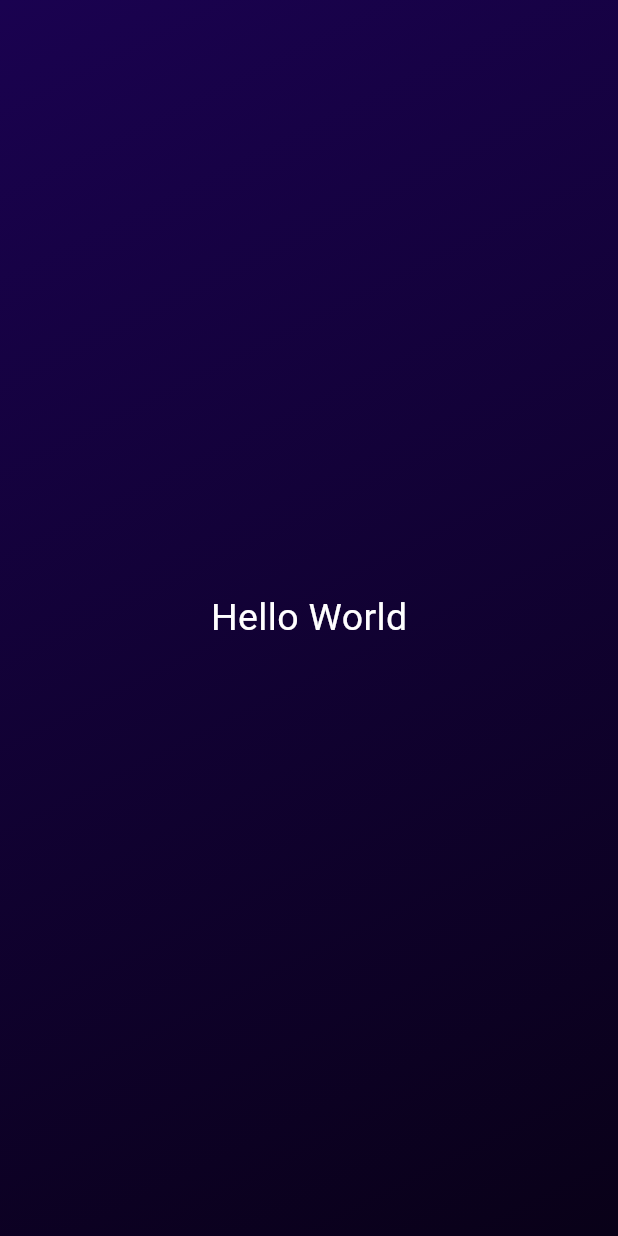
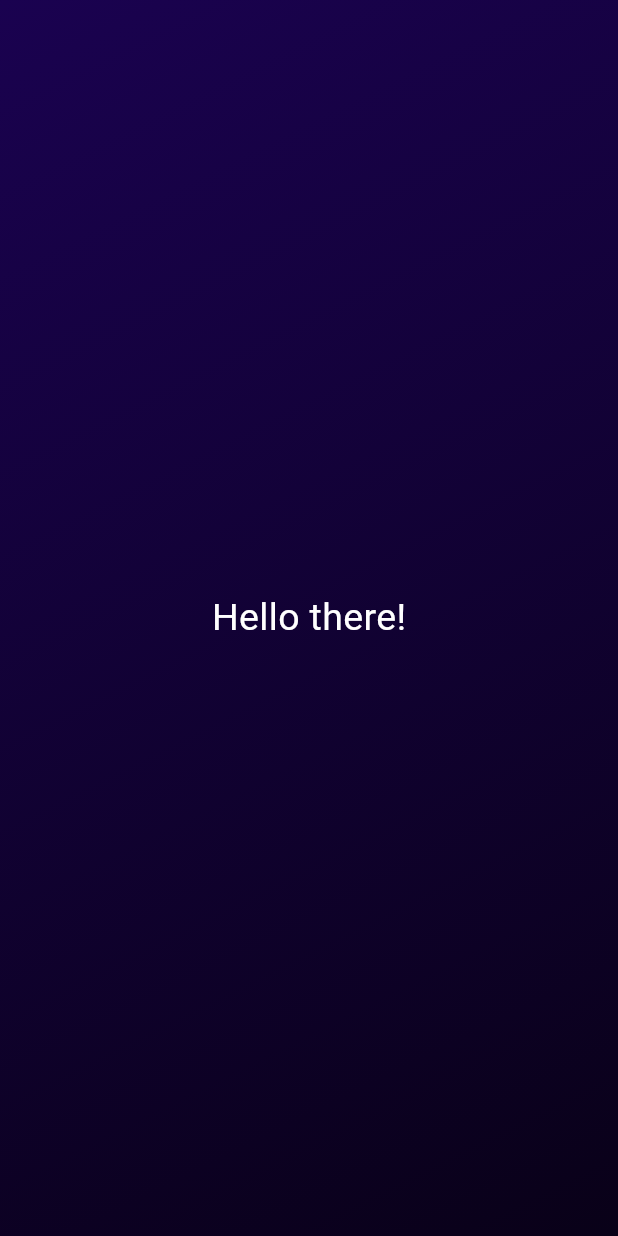
Before and after one commit to yuivan0352/first_app, a Flutter app: the screen it shows after launch, on a phone screen of 412 x 824 dp. Run offline on Flutter 3.47's test engine with Material 3 defaults, Android fonts, the phone set to English and light mode, and no system bars.

Commit message:
Finished Gradient Container and Center Widget

```diff
--- /dev/null
+++ b/lib/centered.dart
@@ -0,0 +1,21 @@
+import 'package:flutter/material.dart';
+
+class Centered extends StatelessWidget {
+  Centered(this.text, {super.key});
+  String text;
+
+  @override
+  Widget build(BuildContext context) {
+    return Center(
+      child: Text(
+        text,
+        style: const TextStyle(
+          color: Colors.white,
+          fontSize: 25,
+        ),
+      ),
+    );
+
+    throw UnimplementedError();
+  }
+}
--- /dev/null
+++ b/lib/gradient_container.dart
@@ -0,0 +1,24 @@
+import 'package:flutter/material.dart';
+import 'centered.dart';
+
+class GradientContainer extends StatelessWidget {
+  const GradientContainer({super.key});
+
+  @override
+  Widget build(BuildContext context) {
+    return Container(
+      decoration: const BoxDecoration(
+        gradient: LinearGradient(
+          begin: Alignment.topLeft,
+          end: Alignment.bottomRight,
+          colors: <Color>[
+            Color.fromARGB(255, 26, 2, 80),
+            Color.fromARGB(255, 9, 1, 24)
+          ],
+        ),
+      ),
+      child: Centered("Hello there!"),
+    );
+    throw UnimplementedError();
+  }
+}
--- a/lib/main.dart
+++ b/lib/main.dart
@@ -1,30 +1,11 @@
+import 'package:first_app/gradient_container.dart';
 import 'package:flutter/material.dart';
 
 void main() {
   runApp(
     MaterialApp(
       home: Scaffold(
-        body: Container(
-          decoration: const BoxDecoration(
-            gradient: LinearGradient(
-              begin: Alignment.topLeft,
-              end: Alignment.bottomRight,
-              colors: <Color>[
-                Color.fromARGB(255, 26, 2, 80),
-                Color.fromARGB(255, 9, 1, 24)
-              ],
-            ),
-          ),
-          child: const Center(
-            child: Text(
-                "Hello World",
-                style: TextStyle(
-                  color: Colors.white,
-                  fontSize: 25,
-                ),
-              ),
-          ),
-        ),
+        body: GradientContainer(),
       ),
     ),
   );
```
